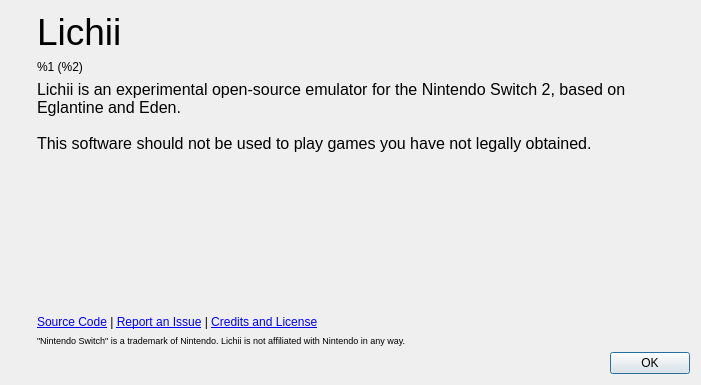
Riddsc/satronho-nx, file src/yuzu/aboutdialog.ui: the form before one commit.
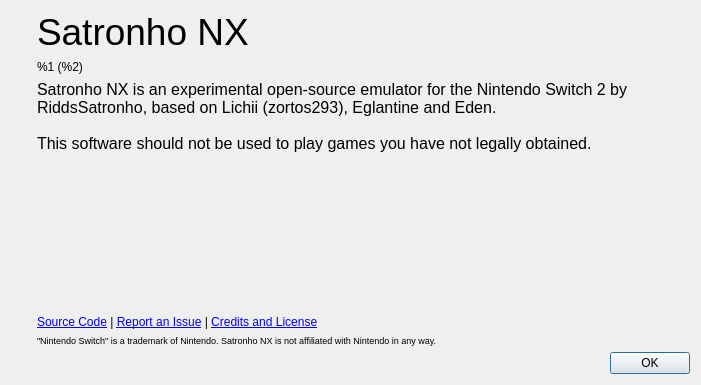
The form after the commit. Icons and pictures are not drawn.

Commit message:
Medidor de rendimiento desde nx2_switches.txt y textos con el nombre Satronho NX
- nx2_profile: EDEN_NX2_GPU_PROFILE se leía antes de main(), así que
  no funcionaba desde nx2_switches.txt; ahora se lee al primer uso
- Ventanas, diálogos y atajos muestran "Satronho NX" en lugar de "Lichii"
  (los créditos a Lichii, Eglantine y Eden se mantienen en "Acerca de")

```diff
--- a/src/yuzu/aboutdialog.ui
+++ b/src/yuzu/aboutdialog.ui
@@ -69,7 +69,7 @@
           </sizepolicy>
          </property>
          <property name="text">
-          <string>&lt;html&gt;&lt;head/&gt;&lt;body&gt;&lt;p&gt;&lt;span style=&quot; font-size:28pt;&quot;&gt;Lichii&lt;/span&gt;&lt;/p&gt;&lt;/body&gt;&lt;/html&gt;</string>
+          <string>&lt;html&gt;&lt;head/&gt;&lt;body&gt;&lt;p&gt;&lt;span style=&quot; font-size:28pt;&quot;&gt;Satronho NX&lt;/span&gt;&lt;/p&gt;&lt;/body&gt;&lt;/html&gt;</string>
          </property>
         </widget>
        </item>
@@ -102,7 +102,7 @@
 li.unchecked::marker { content: &quot;\2610&quot;; }
 li.checked::marker { content: &quot;\2612&quot;; }
 &lt;/style&gt;&lt;/head&gt;&lt;body style=&quot; font-family:'Noto Sans'; font-size:9pt; font-weight:400; font-style:normal;&quot;&gt;
-&lt;p style=&quot; margin-top:0px; margin-bottom:0px; margin-left:0px; margin-right:0px; -qt-block-indent:0; text-indent:0px;&quot;&gt;&lt;span style=&quot; font-family:'MS Shell Dlg 2'; font-size:12pt;&quot;&gt;Lichii is an experimental open-source emulator for the Nintendo Switch 2, based on Eglantine and Eden. &lt;br /&gt;&lt;br /&gt;This software should not be used to play games you have not legally obtained.&lt;/span&gt;&lt;/p&gt;&lt;/body&gt;&lt;/html&gt;</string>
+&lt;p style=&quot; margin-top:0px; margin-bottom:0px; margin-left:0px; margin-right:0px; -qt-block-indent:0; text-indent:0px;&quot;&gt;&lt;span style=&quot; font-family:'MS Shell Dlg 2'; font-size:12pt;&quot;&gt;Satronho NX is an experimental open-source emulator for the Nintendo Switch 2 by RiddsSatronho, based on Lichii (zortos293), Eglantine and Eden. &lt;br /&gt;&lt;br /&gt;This software should not be used to play games you have not legally obtained.&lt;/span&gt;&lt;/p&gt;&lt;/body&gt;&lt;/html&gt;</string>
          </property>
          <property name="alignment">
           <set>Qt::AlignmentFlag::AlignLeading|Qt::AlignmentFlag::AlignLeft|Qt::AlignmentFlag::AlignVCenter</set>
@@ -144,7 +144,7 @@
           </sizepolicy>
          </property>
          <property name="text">
-          <string>&lt;html&gt;&lt;head/&gt;&lt;body&gt;&lt;p&gt;&lt;span style=&quot; font-size:7pt;&quot;&gt;&amp;quot;Nintendo Switch&amp;quot; is a trademark of Nintendo. Lichii is not affiliated with Nintendo in any way.&lt;/span&gt;&lt;/p&gt;&lt;/body&gt;&lt;/html&gt;</string>
+          <string>&lt;html&gt;&lt;head/&gt;&lt;body&gt;&lt;p&gt;&lt;span style=&quot; font-size:7pt;&quot;&gt;&amp;quot;Nintendo Switch&amp;quot; is a trademark of Nintendo. Satronho NX is not affiliated with Nintendo in any way.&lt;/span&gt;&lt;/p&gt;&lt;/body&gt;&lt;/html&gt;</string>
          </property>
         </widget>
        </item>
```
Left out of the diff: 2 changed lines with no effect on the pictures. The commit also changes 18 other files.
